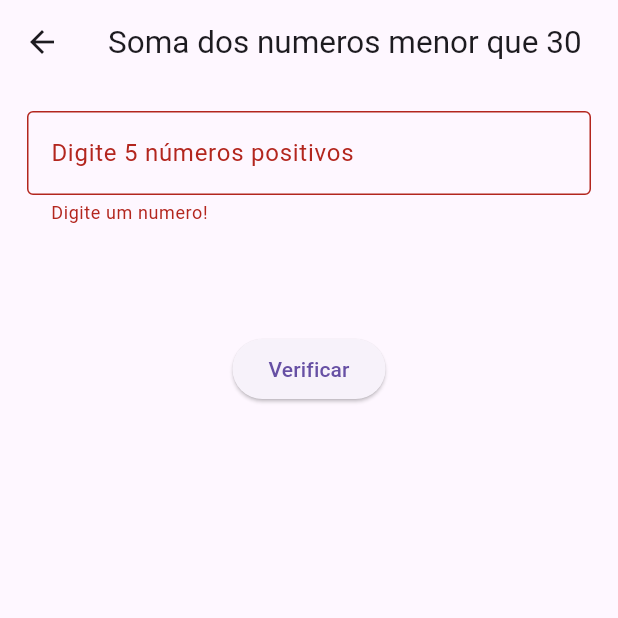
After one commit to LucasDCoelho/challange_2_diamond_solutions, a Flutter app: the SumNumberLessThan30 screen opened directly, after a tap on "Verificar", on a phone screen of 412 x 824 dp, the top half of it. The commit adds this screen. Run offline on Flutter 3.47's test engine with Material 3 defaults, Android fonts, the phone set to English and light mode, and no system bars; our stand-ins replace mask_text_input_formatter.

Commit message:
add: created new function for sum numbers less than 30

```diff
--- a/lib/components/custom_text_form_field.dart
+++ b/lib/components/custom_text_form_field.dart
@@ -3,7 +3,7 @@ import "package:flutter/services.dart";
 
 class CustomTextFormField extends StatelessWidget {
   final TextEditingController controller;
-  final TextInputType keyboardType;
+  final TextInputType? keyboardType;
   final int? maxLength;
   final void Function(String)? onChange;
   final String? Function(String?)? validator;
@@ -17,8 +17,9 @@ class CustomTextFormField extends StatelessWidget {
     this.maxLength,
     this.decoration,
     this.inputFormatters,
+    this.keyboardType,
     required this.controller,
-    required this.keyboardType,
+
   });
 
   @override
@@ -28,7 +29,7 @@ class CustomTextFormField extends StatelessWidget {
         SizedBox(
           width: width,
           child: TextFormField(
-            inputFormatters: [],
+            inputFormatters: inputFormatters,
             controller: controller,
             keyboardType: keyboardType,
             maxLength: maxLength,
--- /dev/null
+++ b/lib/screens/sum_numbers_less_than_30.dart
@@ -0,0 +1,120 @@
+import "package:flutter/material.dart";
+import 'package:flutter/services.dart';
+import 'package:mask_text_input_formatter/mask_text_input_formatter.dart';
+import '../components/custom_text_form_field.dart';
+
+class SumNumberLessThan30 extends StatefulWidget {
+
+  const SumNumberLessThan30({super.key});
+
+  @override
+  State<SumNumberLessThan30> createState() => _SumNumberLessThan30State();
+}
+
+class _SumNumberLessThan30State extends State<SumNumberLessThan30> {
+  final GlobalKey<FormState> _formSumNumberLessThan30Key = GlobalKey<FormState>();
+  final TextEditingController _sumNumberLessThan30Controller = TextEditingController();
+  final maskFiveNumbers = MaskTextInputFormatter(
+      mask: "#-#-#-#-#",
+      filter: {"#": RegExp(r'[0-9]')}
+  );
+  int _result = 0;
+
+  void _calculateSum() {
+    String numbersString = _sumNumberLessThan30Controller.text;
+    List<int> numbers = _parseNumbers(numbersString);
+
+    int sum = _calculateSumLessThan30(numbers);
+
+    setState(() {
+      _result = sum;
+    });
+
+  }
+
+  List<int> _parseNumbers(String numbersString) {
+    List<String> numberStrings = numbersString.split("-");
+    List<int> numbers = [];
+
+    for (String numStr in numberStrings) {
+      int num = int.tryParse(numStr) ?? 0;
+      numbers.add(num);
+    }
+
+    return numbers;
+  }
+
+  int _calculateSumLessThan30(List<int> numbers) {
+    int sum = 0;
+
+    for (int number in numbers) {
+      if (number < 30) {
+        sum += number;
+      }
+    }
+
+    return sum;
+  }
+
+
+  @override
+  Widget build(BuildContext context) {
+    return Scaffold(
+        appBar: AppBar(
+          title: const Text("Soma dos numeros menor que 30", style: TextStyle(
+            fontSize: 21,
+          ),),
+        ),
+        body: Form(
+          key: _formSumNumberLessThan30Key,
+          child: Column(
+            children: [
+              Padding(
+                padding: const EdgeInsets.all(18.0),
+                child: CustomTextFormField(
+                  controller: _sumNumberLessThan30Controller,
+                  keyboardType: TextInputType.number,
+                  decoration: const InputDecoration(
+                      labelText: "Digite 5 números positivos",
+                      border: OutlineInputBorder()),
+                  validator: (value) {
+                    if (value == null || value.isEmpty ) {
+                      return "Digite um numero!";
+                    } else {
+                      return null;
+                    }
+                  },
+                  inputFormatters: [
+                    maskFiveNumbers,
+                    LengthLimitingTextInputFormatter(9)
+                  ],
+                ),
+              ),
+              Padding(
+                padding: const EdgeInsets.all(18.0),
+                child: Visibility(
+                    visible: _result != 0,
+                    child: Text(
+                      "A soma dos numeros menores do que 30 é: \n"
+                      "$_result",
+                      textAlign: TextAlign.center,
+                      style: const TextStyle(
+                        fontSize: 18, fontWeight: FontWeight.bold, ),
+                    )),
+              ),
+              Padding(
+                padding: const EdgeInsets.all(18.0),
+                child: ElevatedButton(
+                    onPressed: () {
+                      if(_formSumNumberLessThan30Key.currentState!.validate()){
+                        _calculateSum();
+                        _sumNumberLessThan30Controller.clear();
+                      }
+                    },
+                    child: const Text("Verificar")),
+              )
+            ],
+          ),
+        ));
+  }
+}
```
Also changed, not shown: lib/components/drawer.dart (+10 -1 lines).
